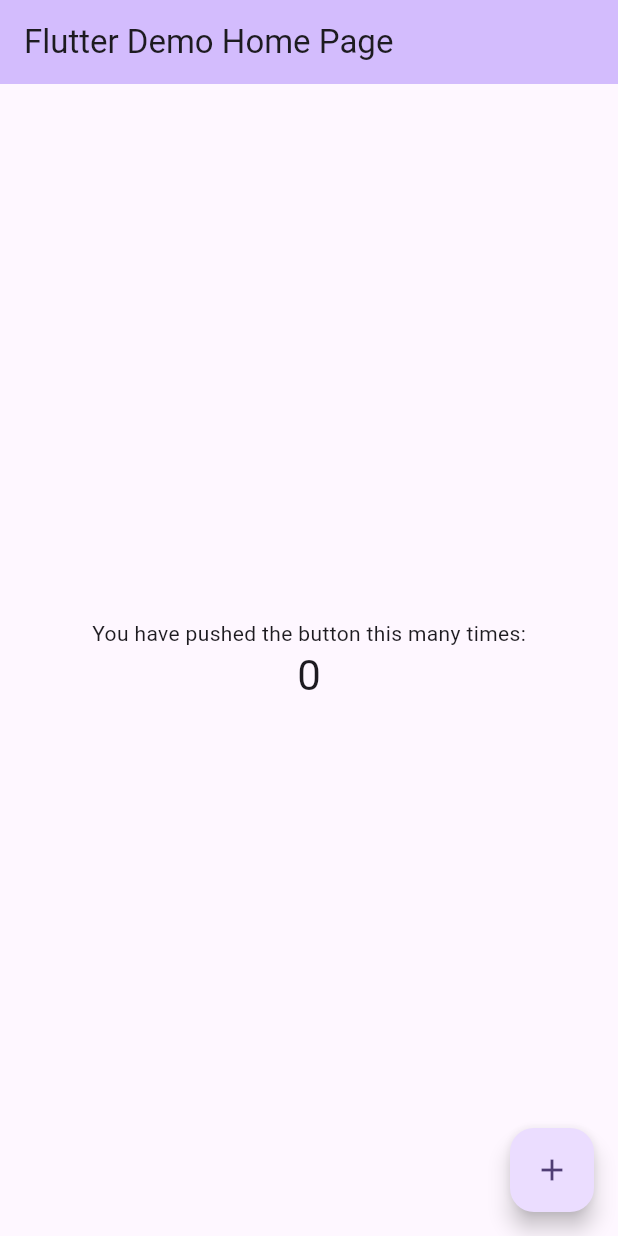
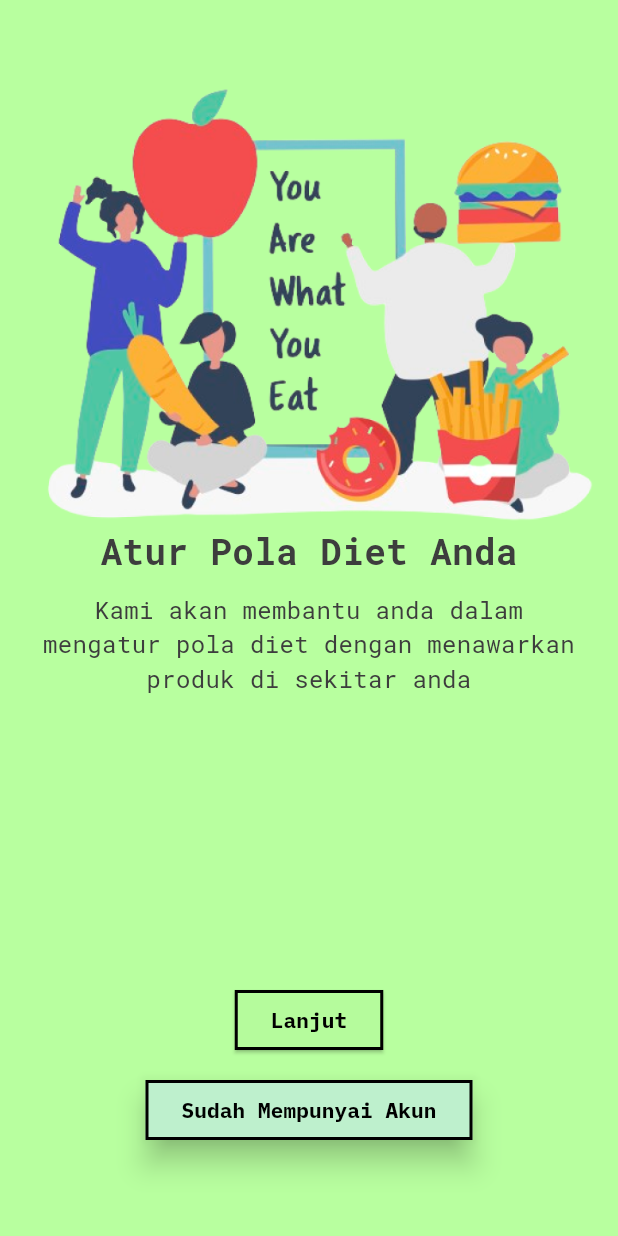
Before and after one commit to furqanx/Gemastik_2024, a Flutter app: the screen it shows after launch, on a phone screen of 412 x 824 dp. Run offline on Flutter 3.47's test engine with Material 3 defaults, Android fonts, the phone set to English and light mode, and no system bars.

Commit message:
feat: first page application

```diff
--- a/lib/main.dart
+++ b/lib/main.dart
@@ -1,125 +1,23 @@
+import 'package:apps/src/features/authentication/presentation/splash_screen.dart';
 import 'package:flutter/material.dart';
 
 void main() {
-  runApp(const MyApp());
+  runApp(MyApp());
 }
 
 class MyApp extends StatelessWidget {
   const MyApp({super.key});
 
-  // This widget is the root of your application.
   @override
   Widget build(BuildContext context) {
     return MaterialApp(
-      title: 'Flutter Demo',
+      title: 'FitDietary',
       theme: ThemeData(
-        // This is the theme of your application.
-        //
-        // TRY THIS: Try running your application with "flutter run". You'll see
-        // the application has a purple toolbar. Then, without quitting the app,
-        // try changing the seedColor in the colorScheme below to Colors.green
-        // and then invoke "hot reload" (save your changes or press the "hot
-        // reload" button in a Flutter-supported IDE, or press "r" if you used
-        // the command line to start the app).
-        //
-        // Notice that the counter didn't reset back to zero; the application
-        // state is not lost during the reload. To reset the state, use hot
-        // restart instead.
-        //
-        // This works for code too, not just values: Most code changes can be
-        // tested with just a hot reload.
-        colorScheme: ColorScheme.fromSeed(seedColor: Colors.deepPurple),
         useMaterial3: true,
+        colorScheme: ColorScheme.fromSeed(seedColor: Color(0xFFB8FF9F)),
       ),
-      home: const MyHomePage(title: 'Flutter Demo Home Page'),
+      debugShowCheckedModeBanner: false,
+      home: const SplashScreen(),
     );
   }
 }
-
-class MyHomePage extends StatefulWidget {
-  const MyHomePage({super.key, required this.title});
-
-  // This widget is the home page of your application. It is stateful, meaning
-  // that it has a State object (defined below) that contains fields that affect
-  // how it looks.
-
-  // This class is the configuration for the state. It holds the values (in this
-  // case the title) provided by the parent (in this case the App widget) and
-  // used by the build method of the State. Fields in a Widget subclass are
-  // always marked "final".
-
-  final String title;
-
-  @override
-  State<MyHomePage> createState() => _MyHomePageState();
-}
-
-class _MyHomePageState extends State<MyHomePage> {
-  int _counter = 0;
-
-  void _incrementCounter() {
-    setState(() {
-      // This call to setState tells the Flutter framework that something has
-      // changed in this State, which causes it to rerun the build method below
-      // so that the display can reflect the updated values. If we changed
-      // _counter without calling setState(), then the build method would not be
-      // called again, and so nothing would appear to happen.
-      _counter++;
-    });
-  }
-
-  @override
-  Widget build(BuildContext context) {
-    // This method is rerun every time setState is called, for instance as done
-    // by the _incrementCounter method above.
-    //
-    // The Flutter framework has been optimized to make rerunning build methods
-    // fast, so that you can just rebuild anything that needs updating rather
-    // than having to individually change instances of widgets.
-    return Scaffold(
-      appBar: AppBar(
-        // TRY THIS: Try changing the color here to a specific color (to
-        // Colors.amber, perhaps?) and trigger a hot reload to see the AppBar
-        // change color while the other colors stay the same.
-        backgroundColor: Theme.of(context).colorScheme.inversePrimary,
-        // Here we take the value from the MyHomePage object that was created by
-        // the App.build method, and use it to set our appbar title.
-        title: Text(widget.title),
-      ),
-      body: Center(
-        // Center is a layout widget. It takes a single child and positions it
-        // in the middle of the parent.
-        child: Column(
-          // Column is also a layout widget. It takes a list of children and
-          // arranges them vertically. By default, it sizes itself to fit its
-          // children horizontally, and tries to be as tall as its parent.
-          //
-          // Column has various properties to control how it sizes itself and
-          // how it positions its children. Here we use mainAxisAlignment to
-          // center the children vertically; the main axis here is the vertical
-          // axis because Columns are vertical (the cross axis would be
-          // horizontal).
-          //
-          // TRY THIS: Invoke "debug painting" (choose the "Toggle Debug Paint"
-          // action in the IDE, or press "p" in the console), to see the
-          // wireframe for each widget.
-          mainAxisAlignment: MainAxisAlignment.center,
-          children: <Widget>[
-            const Text(
-              'You have pushed the button this many times:',
-            ),
-            Text(
-              '$_counter',
-              style: Theme.of(context).textTheme.headlineMedium,
-            ),
-          ],
-        ),
-      ),
-      floatingActionButton: FloatingActionButton(
-        onPressed: _incrementCounter,
-        tooltip: 'Increment',
-        child: const Icon(Icons.add),
-      ), // This trailing comma makes auto-formatting nicer for build methods.
-    );
-  }
-}
--- /dev/null
+++ b/lib/src/features/authentication/presentation/splash_screen.dart
@@ -0,0 +1,145 @@
+import 'package:flutter/material.dart';
+
+class SplashScreen extends StatelessWidget {
+  const SplashScreen({super.key});
+  @override
+  Widget build(BuildContext context) {
+    return Scaffold(
+      body: Stack(
+        children: [
+          Container(
+            color: const Color(0xFFB8FF9F),
+          ),
+          Stack(
+            children: [
+              Positioned(
+                top: 50,
+                left: 0,
+                right: 0,
+                child: Image.asset('assets/images/background_main.png'),
+              ),
+            ],
+          ),
+          Center(
+            child: SafeArea(
+              child: Column(
+                mainAxisAlignment:
+                    MainAxisAlignment.center, // Menengahkan vertikal
+                crossAxisAlignment:
+                    CrossAxisAlignment.center, // Menengahkan horizontal
+                children: [
+                  SizedBox(width: 20),
+                  Text(
+                    "Atur Pola Diet Anda",
+                    style: TextStyle(
+                        fontSize: 24,
+                        fontWeight: FontWeight.bold,
+                        color: const Color(0xFF3D3D3D),
+                        fontFamily: 'RobotoMono'),
+                  ),
+                  Padding(
+                    padding: EdgeInsets.symmetric(horizontal: 20, vertical: 10),
+                    child: Text(
+                      "Kami akan membantu anda dalam mengatur pola diet dengan menawarkan produk di sekitar anda",
+                      style: TextStyle(
+                          fontSize: 16,
+                          color: const Color(0xFF3D3D3D),
+                          fontFamily: 'RobotoMono'),
+                      textAlign: TextAlign
+                          .center, // Menengahkan teks secara horizontal
+                    ),
+                  ),
+                ],
+              ),
+            ),
+          ),
+          Positioned(
+            left: 0,
+            right: 0,
+            bottom: 80, // Atur jarak dari bawah layar
+            child: Center(
+              child: Padding(
+                padding: const EdgeInsets.symmetric(vertical: 40),
+                child: ElevatedButton(
+                  onPressed: () {
+                    // Fungsi untuk menangani saat tombol ditekan
+                  },
+                  style: ButtonStyle(
+                    backgroundColor:
+                        MaterialStateProperty.all(const Color(0xff0B8FF9F)),
+                    shape: MaterialStateProperty.all<RoundedRectangleBorder>(
+                      RoundedRectangleBorder(
+                        borderRadius: BorderRadius.zero,
+                      ),
+                    ),
+                    side: MaterialStatePropertyAll<BorderSide>(
+                      BorderSide(
+                        color: Colors.black,
+                        width: 2,
+                      ),
+                    ),
+                  ),
+                  child: Padding(
+                    padding: const EdgeInsets.symmetric(
+                        vertical: 10), // Atur margin vertikal
+                    child: Text("Lanjut",
+                        style: TextStyle(
+                          fontFamily: 'IBMPlexMono',
+                          fontWeight: FontWeight.w700,
+                          color: Colors.black,
+                        )),
+                  ),
+                ),
+              ),
+            ),
+          ),
+          // Tombol kedua di bawah tombol pertama
+          Positioned(
+            left: 0,
+            right: 0,
+            bottom: 40, // Atur jarak dari bawah layar
+            child: Center(
+              child: Padding(
+                padding: const EdgeInsets.symmetric(vertical: 20),
+                child: ElevatedButton(
+                  onPressed: () {
+                    // Fungsi untuk menangani saat tombol ditekan
+                  },
+                  style: ButtonStyle(
+                    backgroundColor:
+                        MaterialStateProperty.all(const Color(0xffBEF0CD)),
+                    shape: MaterialStateProperty.all<RoundedRectangleBorder>(
+                      RoundedRectangleBorder(
+                        borderRadius: BorderRadius.zero,
+                      ),
+                    ),
+                    side: MaterialStatePropertyAll<BorderSide>(
+                      BorderSide(
+                        color: Colors.black,
+                        width: 2,
+                      ),
+                    ),
+                    elevation: MaterialStatePropertyAll<double>(8),
+                    shadowColor: MaterialStateProperty.all<Color>(
+                        Colors.black.withOpacity(1.0)),
+                  ),
+                  child: Padding(
+                      padding: const EdgeInsets.symmetric(
+                          vertical: 10), // Atur margin vertikal
+                      child: Text(
+                        "Sudah Mempunyai Akun",
+                        style: TextStyle(
+                          fontFamily: 'IBMPlexMono',
+                          fontWeight: FontWeight.w700,
+                          color: Colors.black,
+                        ),
+                      )),
+                ),
+              ),
+            ),
+          ),
+        ],
+      ),
+    );
+  }
+}
```
Also changed, not shown: pubspec.yaml (+20 -33 lines), assets/fonts/IBMPlexMono-Bold.ttf (added), assets/fonts/IBMPlexMono-Regular.ttf (added), assets/fonts/IBMPlexMono-SemiBold.ttf (added), assets/fonts/Poppins-Bold.ttf (added), assets/fonts/Poppins-Regular.ttf (added), assets/fonts/Poppins-SemiBold.ttf (added), assets/fonts/RobotoMono-Bold.ttf (added), assets/fonts/RobotoMono-Regular.ttf (added), assets/fonts/RobotoMono-SemiBold.ttf (added), assets/images/background_main.png (added), 1 other file.
